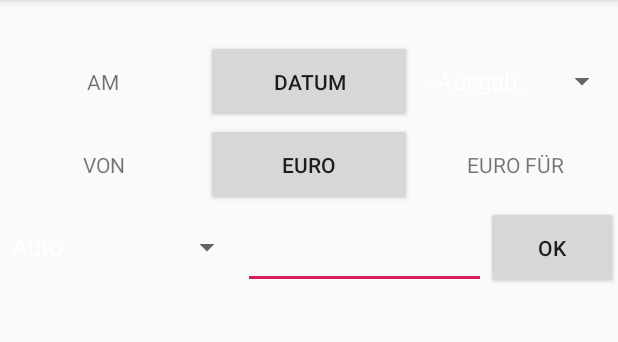
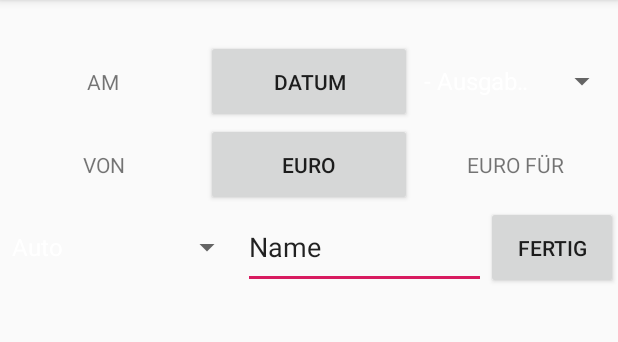
Before and after one commit to pwiesinger/Cashflow, an Android app: the screen it shows after launch (MainActivity), on a phone screen of 412 x 824 dp, the part 84-426 px from its top. Run offline under Robolectric (Android 15) with nearby library versions, the phone set to English and light mode, and no system bars.

Commit message:
repaired the interface

```diff
--- a/app/src/main/java/com/lab73/cashflow/MainActivity.java
+++ b/app/src/main/java/com/lab73/cashflow/MainActivity.java
@@ -2,34 +2,20 @@ package com.lab73.cashflow;
 
 import android.app.AlertDialog;
 import android.app.DatePickerDialog;
-import android.content.DialogInterface;
+import android.os.Bundle;
 import android.support.v7.app.AppCompatActivity;
-import android.os.Bundle;
-import android.util.Log;
 import android.view.Gravity;
-import android.view.LayoutInflater;
 import android.view.View;
-import android.view.ViewGroup;
 import android.widget.Button;
 import android.widget.DatePicker;
-import android.widget.FrameLayout;
-import android.widget.GridView;
 import android.widget.LinearLayout;
+import android.widget.ListView;
 import android.widget.NumberPicker;
-import android.widget.RelativeLayout;
 import android.widget.Spinner;
 import android.widget.TextView;
 import android.widget.Toast;
 
-import org.w3c.dom.Text;
-
-import java.io.BufferedReader;
-import java.io.File;
-import java.io.FileInputStream;
-import java.io.IOException;
-import java.io.InputStreamReader;
 import java.util.Calendar;
-import java.util.List;
 
 public class MainActivity extends AppCompatActivity {
 
@@ -38,8 +24,9 @@ public class MainActivity extends AppCompatActivity {
     private Spinner ausgabenEinnahmen;
     private Button datum;
     private Button numberPicker;
-    private GridView gridView;
+    private ListView listView;
     private TextView cash;
+    private TextView customVerwendung;
 
     private Logic logic = new Logic();
 
@@ -52,8 +39,9 @@ public class MainActivity extends AppCompatActivity {
         ausgabenEinnahmen = findViewById(R.id.ausgabenEinnahmen);
         datum = findViewById(R.id.datum);
         numberPicker = findViewById(R.id.euro);
-        gridView = findViewById(R.id.gridView);
+        listView = findViewById(R.id.listView);
         cash = findViewById(R.id.cash);
+        customVerwendung = findViewById(R.id.customVerwendung);
 
         ok.setOnClickListener(view -> okButtonPressed(view));
         ausgabenEinnahmen.setAdapter(FileManager.getEinnahmeAusgabeAdapter(getApplicationContext()));
--- a/app/src/main/res/layout/activity_main.xml
+++ b/app/src/main/res/layout/activity_main.xml
@@ -76,7 +76,7 @@
                 android:textAlignment="center" />
         </LinearLayout>
 
-        <LinearLayout
+        <!--<LinearLayout
             android:layout_width="match_parent"
             android:layout_height="match_parent"
             android:layout_weight="3"
@@ -93,15 +93,45 @@
                 android:layout_width="match_parent"
                 android:layout_height="match_parent"
                 android:layout_weight="1"
-                android:ems="10"
                 android:inputType="textPersonName" />
 
             <Button
                 android:id="@+id/ok"
                 android:layout_width="wrap_content"
                 android:layout_height="match_parent"
+                android:layout_weight="1"
+                android:text="OK" />
+        </LinearLayout>-->
+
+
+        <LinearLayout
+            android:layout_width="match_parent"
+            android:layout_height="match_parent"
+            android:layout_weight="3"
+            android:orientation="horizontal">
+
+            <Spinner
+                android:id="@+id/verwendungszweck"
+                android:layout_width="match_parent"
+                android:layout_height="match_parent"
+                android:layout_weight="1" />
+
+            <EditText
+                android:id="@+id/customVerwendung"
+                android:layout_width="match_parent"
+                android:layout_height="match_parent"
+                android:layout_weight="1"
+                android:ems="10"
+                android:inputType="textPersonName"
+                android:text="Name" />
+
+            <Button
+                android:id="@+id/ok"
+                android:layout_width="wrap_content"
+                android:layout_height="match_parent"
                 android:layout_weight="0"
-                android:text="OK" />
+                android:text="Fertig" />
+
         </LinearLayout>
 
         <TextView
@@ -112,8 +142,8 @@
             android:gravity="center_vertical"
             android:textAlignment="center" />
 
-        <GridView
-            android:id="@+id/gridView"
+        <ListView
+            android:id="@+id/listView"
             android:layout_width="match_parent"
             android:layout_height="match_parent"
             android:layout_weight="1" />
--- a/app/src/main/res/layout/number_picker_dialog.xml
+++ /dev/null
@@ -1,12 +0,0 @@
-<LinearLayout
-    xmlns:android="http://schemas.android.com/apk/res/android"
-    android:layout_width="match_parent"
-    android:layout_height="match_parent"
-    android:layout_gravity="center"
-    android:gravity="center_horizontal">
-
-    <NumberPicker
-        android:id="@+id/dialog_number_picker"
-        android:layout_width="wrap_content"
-        android:layout_height="wrap_content"/>
-</LinearLayout>
```
